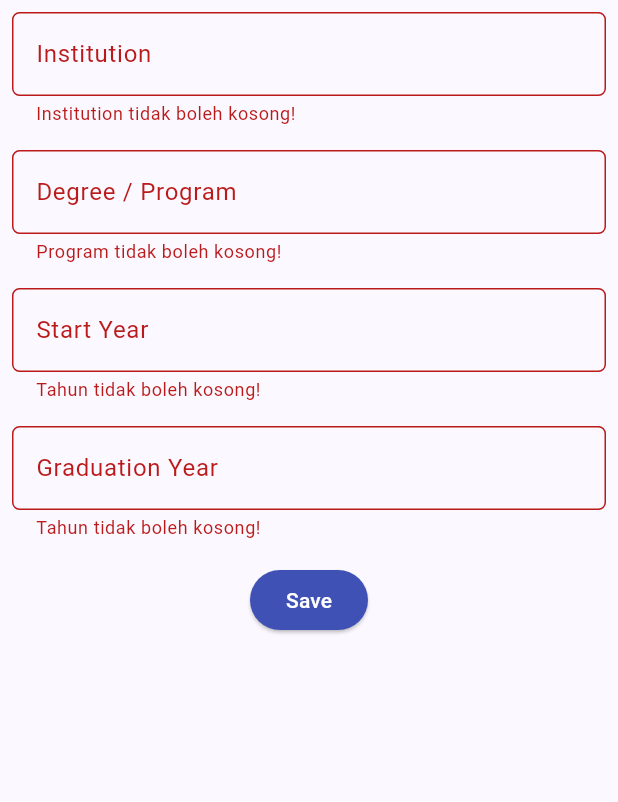
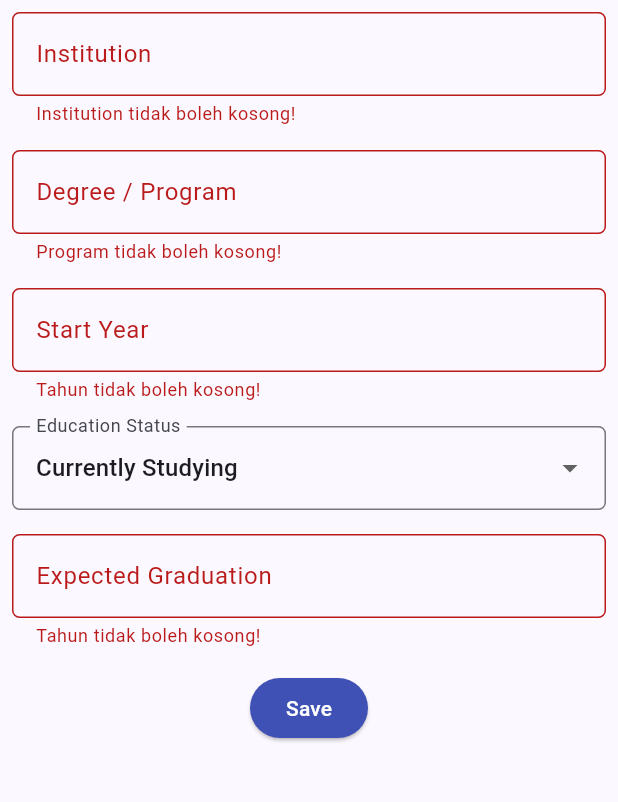
Before and after one commit to davinhansano06/myportofolio_mobile, a Flutter app: the EducationFormPage screen opened directly, after a tap on "Save", on a phone screen of 412 x 824 dp, the part 84-886 px from its top. Run offline on Flutter 3.47's test engine with Material 3 defaults, Android fonts, the phone set to English and light mode, and no system bars; our stand-ins replace material_ui.

Commit message:
feat: add education status selection

```diff
--- a/lib/screens/education_form.dart
+++ b/lib/screens/education_form.dart
@@ -16,6 +16,7 @@ class _EducationFormPageState extends State<EducationFormPage> {
   String _program = "";
   String _startYear = "";
   String _graduationYear = "";
+  String _status = "Currently Studying";
 
   String? _validateYear(String? value) {
     if (value == null || value.trim().isEmpty) {
@@ -27,8 +28,15 @@ class _EducationFormPageState extends State<EducationFormPage> {
     }
 
     final year = int.parse(value.trim());
+
     if (year < 1900 || year > 2100) {
       return "Masukkan tahun yang valid!";
+    }
+
+    if (_startYear.trim().isNotEmpty &&
+        RegExp(r'^\d{4}$').hasMatch(_startYear.trim()) &&
+        year < int.parse(_startYear.trim())) {
+      return "Tahun tidak boleh sebelum tahun mulai!";
     }
 
     return null;
@@ -51,7 +59,6 @@ class _EducationFormPageState extends State<EducationFormPage> {
           child: Column(
             crossAxisAlignment: CrossAxisAlignment.start,
             children: [
-              // Institution
               Padding(
                 padding: const EdgeInsets.all(8.0),
                 child: TextFormField(
@@ -62,9 +69,7 @@ class _EducationFormPageState extends State<EducationFormPage> {
                       borderRadius: BorderRadius.circular(5.0),
                     ),
                   ),
-                  onChanged: (value) {
-                    _institution = value;
-                  },
+                  onChanged: (value) => _institution = value,
                   validator: (value) {
                     if (value == null || value.trim().isEmpty) {
                       return "Institution tidak boleh kosong!";
@@ -74,7 +79,6 @@ class _EducationFormPageState extends State<EducationFormPage> {
                 ),
               ),
 
-              // Degree / Program
               Padding(
                 padding: const EdgeInsets.all(8.0),
                 child: TextFormField(
@@ -85,9 +89,7 @@ class _EducationFormPageState extends State<EducationFormPage> {
                       borderRadius: BorderRadius.circular(5.0),
                     ),
                   ),
-                  onChanged: (value) {
-                    _program = value;
-                  },
+                  onChanged: (value) => _program = value,
                   validator: (value) {
                     if (value == null || value.trim().isEmpty) {
                       return "Program tidak boleh kosong!";
@@ -97,7 +99,6 @@ class _EducationFormPageState extends State<EducationFormPage> {
                 ),
               ),
 
-              // Start Year
               Padding(
                 padding: const EdgeInsets.all(8.0),
                 child: TextFormField(
@@ -116,13 +117,42 @@ class _EducationFormPageState extends State<EducationFormPage> {
                 ),
               ),
 
-              // Graduation Year
+              Padding(
+                padding: const EdgeInsets.all(8.0),
+                child: DropdownButtonFormField<String>(
+                  initialValue: _status,
+                  decoration: InputDecoration(
+                    labelText: "Education Status",
+                    border: OutlineInputBorder(
+                      borderRadius: BorderRadius.circular(5.0),
+                    ),
+                  ),
+                  items: const [
+                    DropdownMenuItem(
+                      value: "Currently Studying",
+                      child: Text("Currently Studying"),
+                    ),
+                    DropdownMenuItem(
+                      value: "Graduated",
+                      child: Text("Graduated"),
+                    ),
+                  ],
+                  onChanged: (value) {
+                    setState(() {
+                      _status = value!;
+                    });
+                  },
+                ),
+              ),
+
               Padding(
                 padding: const EdgeInsets.all(8.0),
                 child: TextFormField(
                   keyboardType: TextInputType.number,
                   decoration: InputDecoration(
-                    labelText: "Graduation Year",
+                    labelText: _status == "Graduated"
+                        ? "Graduation Year"
+                        : "Expected Graduation",
                     hintText: "Contoh: 2028",
                     border: OutlineInputBorder(
                       borderRadius: BorderRadius.circular(5.0),
@@ -131,23 +161,10 @@ class _EducationFormPageState extends State<EducationFormPage> {
                   onChanged: (value) {
                     _graduationYear = value;
                   },
-                  validator: (value) {
-                    final yearError = _validateYear(value);
-                    if (yearError != null) {
-                      return yearError;
-                    }
-
-                    if (int.parse(value!.trim()) <
-                        int.parse(_startYear.trim())) {
-                      return "Tahun lulus tidak boleh sebelum tahun mulai!";
-                    }
-
-                    return null;
-                  },
+                  validator: _validateYear,
                 ),
               ),
 
-              // Save Button
               Align(
                 alignment: Alignment.center,
                 child: Padding(
@@ -166,15 +183,20 @@ class _EducationFormPageState extends State<EducationFormPage> {
                               title: const Text(
                                 'Education successfully added!',
                               ),
-                              content: Column(
+                              content: SingleChildScrollView(
+                                child: Column(
                                   mainAxisSize: MainAxisSize.min,
                                   crossAxisAlignment: CrossAxisAlignment.start,
                                   children: [
                                     Text('Institution: $_institution'),
                                     Text('Program: $_program'),
                                     Text('Start Year: $_startYear'),
-                                  Text('Graduation Year: $_graduationYear'),
+                                    Text('Status: $_status'),
+                                    Text(
+                                      '${_status == "Graduated" ? "Graduation Year" : "Expected Graduation"}: $_graduationYear',
+                                    ),
                                   ],
+                                ),
                               ),
                               actions: [
                                 TextButton(
```
Lines whose indentation alone changed are shown as unchanged.
